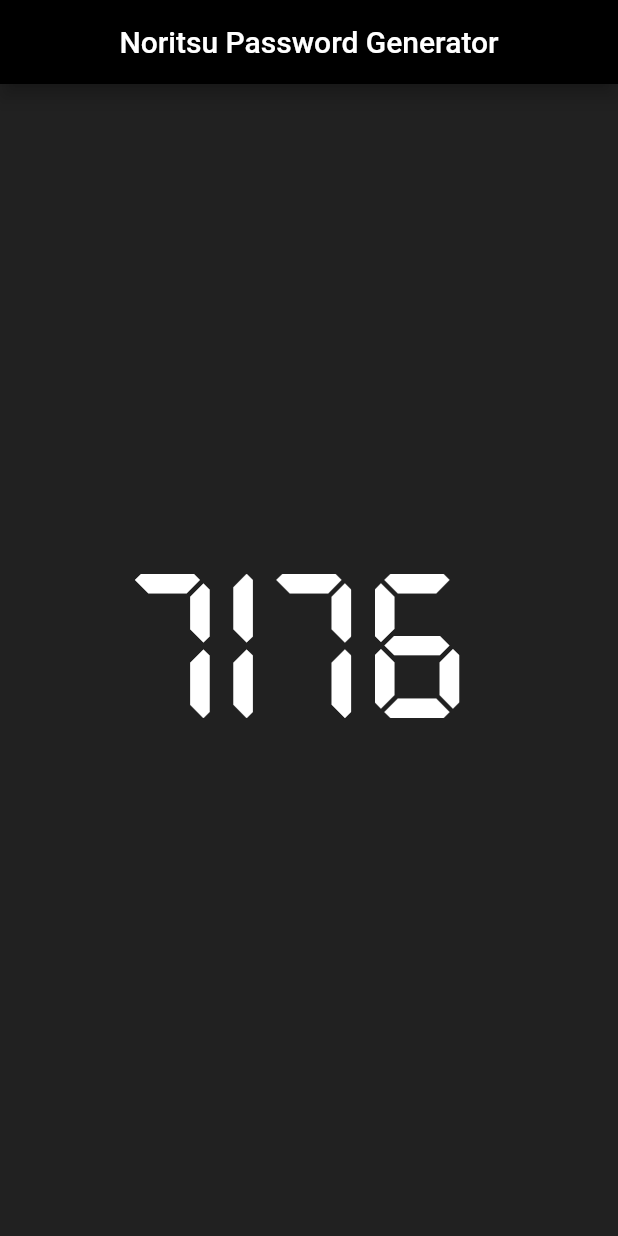
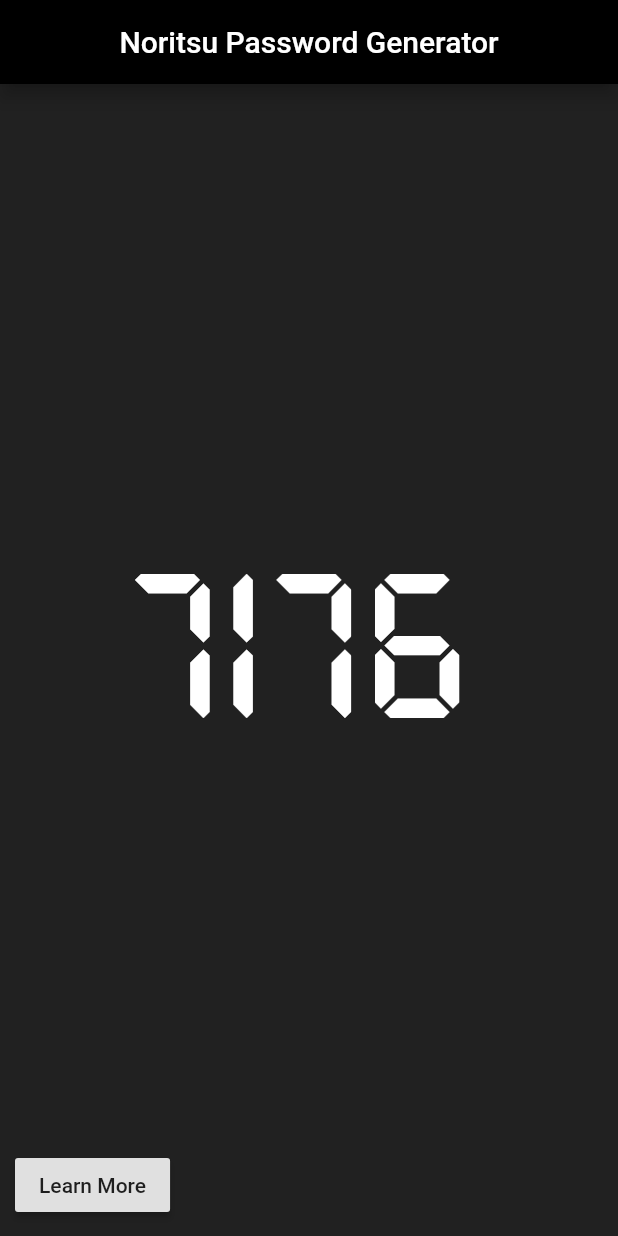
Before and after one commit to RajdeepThakare/Noritsu-Password-Generator, a Flutter app: the screen it shows after launch, on a phone screen of 412 x 824 dp. Run offline on Flutter 3.47's test engine with Material 2 defaults, Android fonts, the phone set to English and light mode, and no system bars.

```diff
--- a/lib/home.dart
+++ b/lib/home.dart
@@ -1,23 +1,48 @@
 import 'package:flutter/material.dart';
 import 'package:intl/intl.dart';
+import 'package:url_launcher/url_launcher.dart';
 
 class Home extends StatelessWidget {
   @override
   Widget build(BuildContext context) {
     return Material(
       color: Colors.black87,
-      child: Center(
+      child: Stack(
+        children: <Widget>[
+          Center(
+            child: Container(
               child: Text(
                 "${divStuff()}",
                 style: TextStyle(
                   color: Colors.white,
                   fontSize: 120.0,
-            fontFamily:
-                'PIXymbols', //PIXymbols Digit Clocks W90 Bd from onlinewebfonts.com
+                  fontFamily: 'PIXymbols',
                 ),
               ),
             ),
+          ),
+          Align(
+            alignment: Alignment.bottomLeft,
+            child: Container(
+              child: RaisedButton(
+                onPressed: _launchURL,
+                child: new Text('Learn More'),
+              ),
+              margin: EdgeInsets.all(10.0),
+            ),
+          ),
+        ],
+      ),
     );
+  }
+}
+
+_launchURL() async {
+  const url = 'https://github.com/RajdeepThakare/Noritsu-Password-Generator';
+  if (await canLaunch(url)) {
+    await launch(url);
+  } else {
+    throw 'Could not launch $url';
   }
 }
 
--- a/lib/main.dart
+++ b/lib/main.dart
@@ -10,6 +10,7 @@ class MyApp extends StatelessWidget {
   Widget build(BuildContext context) {
     return MaterialApp(
       title: "Noritsu Password Generator",
+      debugShowCheckedModeBanner: false,
       home: Scaffold(
         appBar: AppBar(
           title: Text(
--- a/pubspec.yaml
+++ b/pubspec.yaml
@@ -21,6 +21,7 @@ environment:
   sdk: ">=2.7.0 <3.0.0"
 
 dependencies:
+  url_launcher: ^5.4.11
   flutter:
     sdk: flutter
 
```
Also changed, not shown: pubspec.lock, 9 other files. Lines whose indentation alone changed are shown as unchanged.
